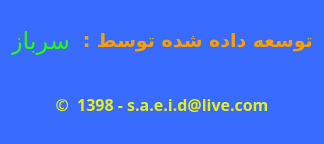
This is about.ui in JavadiSaeid/ArchivingSystem_doc as Qt 5 draws it before an edit. The edited form follows.
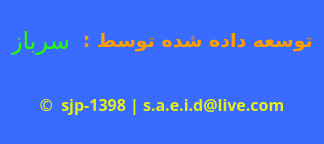
This is the edited form.

Commit message: taqire about

Patch:
```diff
--- a/about.ui
+++ b/about.ui
@@ -91,7 +91,7 @@
       <string notr="true">color:#E6F014 ;</string>
      </property>
      <property name="text">
-      <string>©  1398 - s.a.e.i.d@live.com</string>
+      <string>©  sjp-1398 | s.a.e.i.d@live.com</string>
      </property>
      <property name="alignment">
       <set>Qt::AlignCenter</set>
```
The commit also changes 1 other file.
